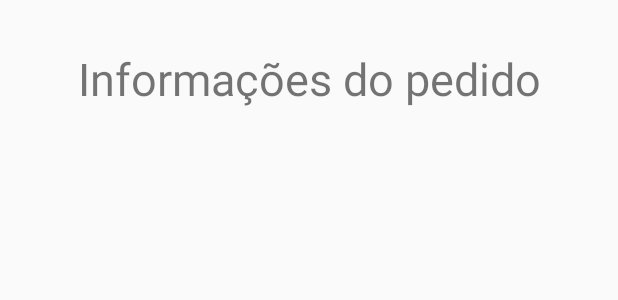
After one commit to pcdateixeira/deliverybagual, an Android app: the layout informacoes_pedido.xml on its own in the app's theme, with its tools: preview values and no code run, on a phone screen of 412 x 824 dp. The commit adds this screen. Shown: the top 300 px of the screen. Run offline under Robolectric (Android 15) with nearby library versions, the phone set to English and light mode, and no system bars.

Commit message:
Cria tela de informacoes do pedido.

```diff
--- /dev/null
+++ b/app/src/main/res/layout/informacoes_pedido.xml
@@ -0,0 +1,19 @@
+<?xml version="1.0" encoding="utf-8"?>
+<androidx.constraintlayout.widget.ConstraintLayout xmlns:android="http://schemas.android.com/apk/res/android"
+    xmlns:app="http://schemas.android.com/apk/res-auto"
+    xmlns:tools="http://schemas.android.com/tools"
+    android:layout_width="match_parent"
+    android:layout_height="match_parent"
+    tools:context=".InformacoesPedido">
+
+    <TextView
+        android:id="@+id/textoAjuda"
+        android:layout_width="wrap_content"
+        android:layout_height="wrap_content"
+        android:layout_marginTop="32dp"
+        android:text="@string/informacoesdopedido"
+        android:textSize="30sp"
+        app:layout_constraintEnd_toEndOf="parent"
+        app:layout_constraintStart_toStartOf="parent"
+        app:layout_constraintTop_toTopOf="parent" />
+</androidx.constraintlayout.widget.ConstraintLayout>
--- a/app/src/main/res/values/strings.xml
+++ b/app/src/main/res/values/strings.xml
@@ -43,4 +43,5 @@
     <string name="churrascariasdisponiveis">Churrascarias disponíveis</string>
     <string name="reviseseupedido">Revise seu pedido</string>
     <string name="confirmar">Confirmar</string>
+    <string name="informacoesdopedido">Informações do pedido</string>
 </resources>
```
Also changed, not shown: app/src/main/AndroidManifest.xml (+8 -7 lines), app/src/main/java/com/example/deliverybagual/InformacoesPedido.java (added, +14 -0 lines), app/src/main/java/com/example/deliverybagual/ListaPedidos.java (+11 -0 lines).
